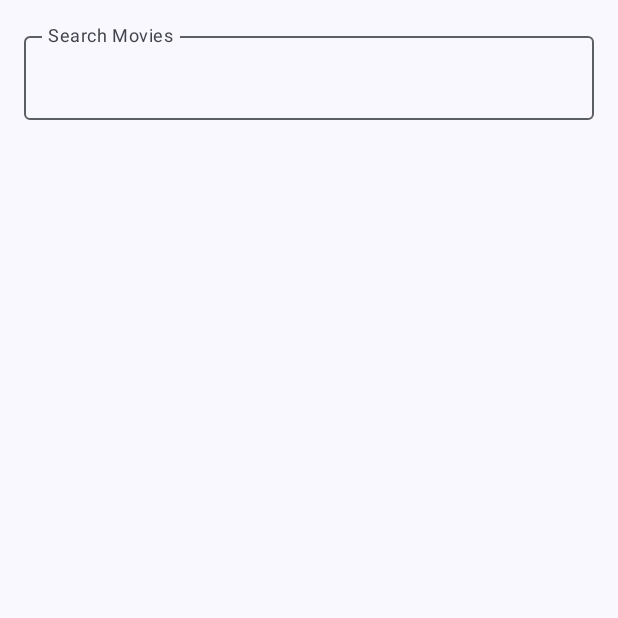
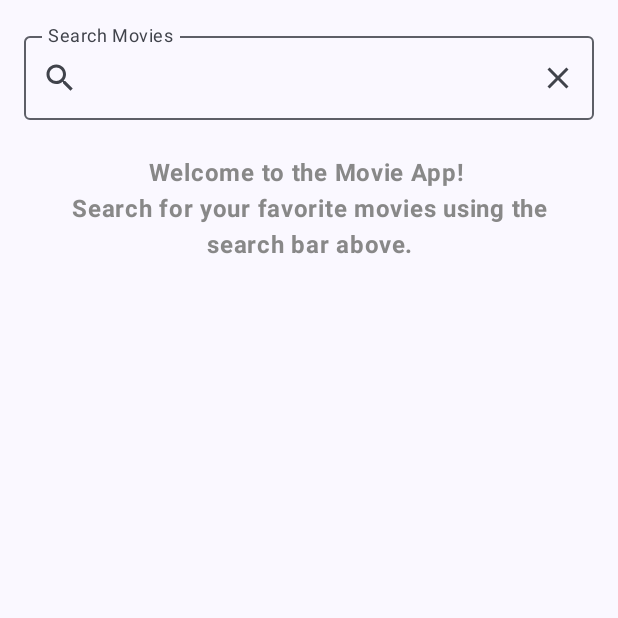
Before and after one commit to vkamat93/MovieApp, an Android app built with Jetpack Compose: the screen it shows after launch (MainActivity), on a phone screen of 412 x 824 dp, the top half of it. Run offline under Robolectric (Android 15) with nearby library versions, the phone set to English and light mode, and no system bars; our stand-ins replace livedata-compose; pictures from the network do not load.

Commit message:
take input from search bar

```diff
--- a/app/src/main/java/com/example/movieapp/MainActivity.kt
+++ b/app/src/main/java/com/example/movieapp/MainActivity.kt
@@ -11,17 +11,22 @@ import androidx.compose.foundation.layout.fillMaxSize
 import androidx.compose.foundation.layout.fillMaxWidth
 import androidx.compose.foundation.layout.height
 import androidx.compose.foundation.layout.padding
+import androidx.compose.material.icons.Icons
+import androidx.compose.material.icons.filled.Close
+import androidx.compose.material.icons.filled.Search
+import androidx.compose.material3.Icon
+import androidx.compose.material3.IconButton
 import androidx.compose.material3.MaterialTheme
 import androidx.compose.material3.OutlinedTextField
 import androidx.compose.material3.Surface
 import androidx.compose.material3.Text
 import androidx.compose.runtime.Composable
+import androidx.compose.runtime.LaunchedEffect
 import androidx.compose.runtime.getValue
 import androidx.compose.runtime.mutableStateOf
 import androidx.compose.runtime.remember
 import androidx.compose.runtime.setValue
 import androidx.compose.ui.Modifier
-import androidx.compose.ui.tooling.preview.Preview
 import androidx.compose.ui.unit.dp
 import com.example.movieapp.ui.theme.MovieAppTheme
 import com.example.movieapp.view.MovieList
@@ -37,13 +42,12 @@ class MainActivity : ComponentActivity() {
         setContent {
             MovieAppTheme {
                 Surface (color = MaterialTheme.colorScheme.background) {
-                    movieViewModel.getMovieList()
                     Column (
                         modifier = Modifier
                             .fillMaxSize()
                             .padding(8.dp)
                     ) {
-                        MovieSearchBar()
+                        MovieSearchBar(movieViewModel)
                         Spacer(modifier = Modifier.height(2.dp))
                         MovieList(movieViewModel)
                     }
@@ -54,7 +58,7 @@ class MainActivity : ComponentActivity() {
 }
 
 @Composable
-fun MovieSearchBar() {
+fun MovieSearchBar(movieViewModel: MovieViewModel) {
     var text by remember { mutableStateOf(" ") }
 
     OutlinedTextField(
@@ -63,16 +67,20 @@ fun MovieSearchBar() {
             label = { Text("Search Movies") },
             modifier = Modifier
                 .fillMaxWidth()
-            .padding(8.dp)
-    )
+                .padding(8.dp),
+            placeholder = { Text("Search...") },
+            singleLine = true,
+            leadingIcon = {
+                IconButton(onClick = { movieViewModel.getMovieList(searchQuery = text) }) {
+                    Icon(Icons.Default.Search, contentDescription = "search")
                 }
-
-@Preview(showBackground = true)
-@Composable
-fun PreviewMovieSearchBar() {
-    MovieAppTheme {
-        Surface(color = MaterialTheme.colorScheme.background) {
-            MovieSearchBar()
+            },
+            trailingIcon = {
+                if (text.isNotEmpty()) {
+                    IconButton(onClick = { text = "" }) {
+                        Icon(Icons.Default.Close, contentDescription = "clear")
                     }
                 }
             }
+        )
+}
--- a/app/src/main/java/com/example/movieapp/view/HomeUI.kt
+++ b/app/src/main/java/com/example/movieapp/view/HomeUI.kt
@@ -27,6 +27,7 @@ import androidx.compose.material3.MaterialTheme.colorScheme
 import androidx.compose.material3.Surface
 import androidx.compose.material3.Text
 import androidx.compose.runtime.Composable
+import androidx.compose.runtime.getValue
 import androidx.compose.runtime.livedata.observeAsState
 import androidx.compose.ui.Alignment
 import androidx.compose.ui.Modifier
@@ -36,6 +37,7 @@ import androidx.compose.ui.layout.ContentScale
 import androidx.compose.ui.platform.LocalContext
 import androidx.compose.ui.res.painterResource
 import androidx.compose.ui.text.font.FontWeight
+import androidx.compose.ui.text.style.TextAlign
 import androidx.compose.ui.tooling.preview.Preview
 import androidx.compose.ui.unit.dp
 import coil3.compose.AsyncImage
@@ -52,6 +54,28 @@ fun MovieList(movieViewModel: MovieViewModel) {
     // This composable function displays a list of movies using LazyColumn.
     val movieList = movieViewModel.movieListResponse.observeAsState()
     val isLoading = movieViewModel.isLoading.observeAsState()
+    val firstLaunch = movieViewModel.firstLaunch.observeAsState()
+
+    if (firstLaunch.value == true) {
+        // Initial welcome message or instructions can be displayed here.
+        Box(
+            Modifier.fillMaxSize(),
+            contentAlignment = Alignment.Center
+        ){
+            Text(
+                text = "Welcome to the Movie App! \n" +
+                        "Search for your favorite movies using the search bar above.",
+                modifier = Modifier
+                    .fillMaxSize()
+                    .padding(16.dp),
+                style = MaterialTheme.typography.bodyLarge,
+                textAlign = TextAlign.Center,
+                fontWeight = FontWeight.Bold,
+                color = Color.Gray
+            )
+        }
+
+    }
 
     if (isLoading.value == true) {
         // Show a loading indicator while the data is being fetched
--- a/app/src/main/java/com/example/movieapp/viewmodel/MovieViewModel.kt
+++ b/app/src/main/java/com/example/movieapp/viewmodel/MovieViewModel.kt
@@ -17,15 +17,19 @@ class MovieViewModel: ViewModel() {
     private val _errorMsg: MutableLiveData<String> by lazy { MutableLiveData<String>() }
     val errorMsg: LiveData<String> = _errorMsg
 
+    private val _firstLaunch: MutableLiveData<Boolean> by lazy { MutableLiveData<Boolean>(true) }
+    val firstLaunch: LiveData<Boolean> = _firstLaunch
+
     private val _isLoading = MutableLiveData<Boolean>(false)
     val isLoading: LiveData<Boolean> = _isLoading
 
-    fun getMovieList() {
+    fun getMovieList(searchQuery: String) {
+        _firstLaunch.postValue(false)
         _isLoading.postValue(true)
         viewModelScope.launch {
             val apiService = ApiService.getInstance()
             try {
-                val movieList = apiService?.getSearchResults("game of")
+                val movieList = apiService?.getSearchResults(searchQuery)
                 // Check if the API call was successful and the response is not null
                 if (movieList != null) {
                     Log.d("MovieViewModel", "Response: ${movieList.errorCode}")
--- /dev/null
+++ b/app/src/main/res/drawable/outline_search_24.xml
@@ -0,0 +1,5 @@
+<vector xmlns:android="http://schemas.android.com/apk/res/android" android:height="24dp" android:tint="#000000" android:viewportHeight="960" android:viewportWidth="960" android:width="24dp">
+
+    <path android:fillColor="@android:color/white" android:pathData="M784,840L532,588Q502,612 463,626Q424,640 380,640Q271,640 195.5,564.5Q120,489 120,380Q120,271 195.5,195.5Q271,120 380,120Q489,120 564.5,195.5Q640,271 640,380Q640,424 626,463Q612,502 588,532L840,784L784,840ZM380,560Q455,560 507.5,507.5Q560,455 560,380Q560,305 507.5,252.5Q455,200 380,200Q305,200 252.5,252.5Q200,305 200,380Q200,455 252.5,507.5Q305,560 380,560Z"/>
+
+</vector>
```
Lines whose indentation alone changed are shown as unchanged.
